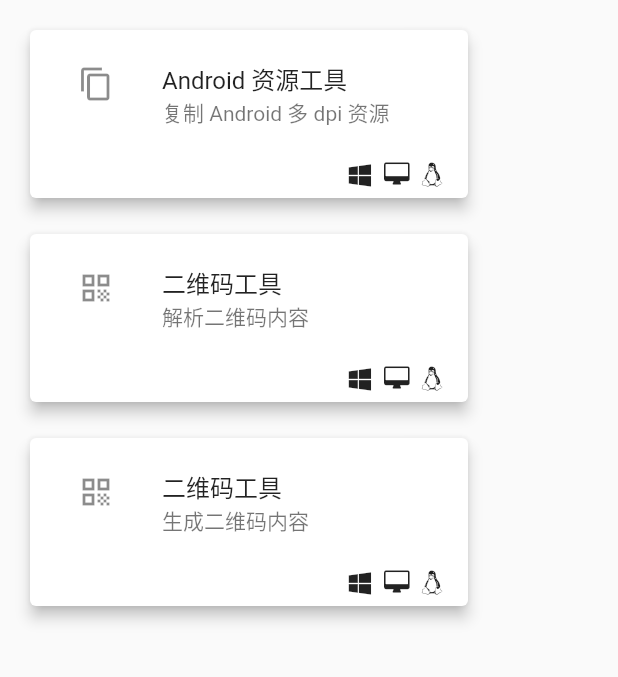
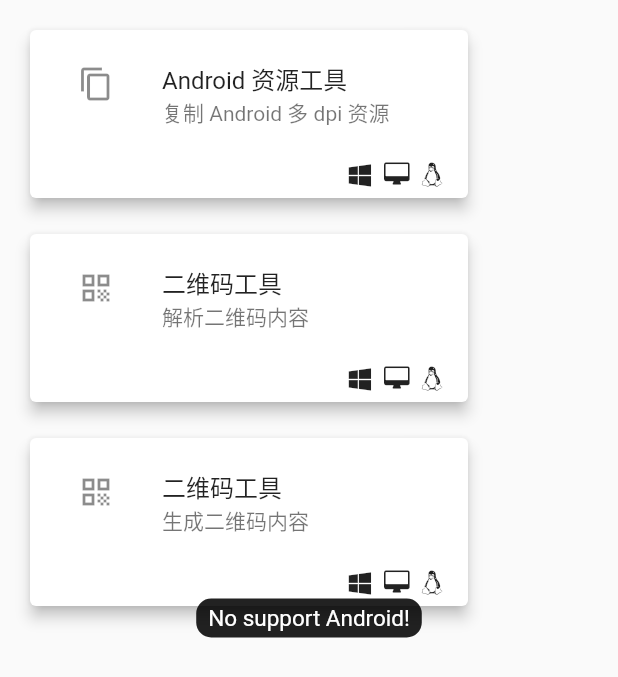
Before and after one commit to JosephusZhou/haha_tools, a Flutter app: the screen it shows after launch, after a tap on "Android 资源工具", on a phone screen of 412 x 824 dp. Shown: the top 677 px of the screen. Run offline on Flutter 3.47's test engine with Material 2 defaults, Android fonts, the phone set to English and light mode, and no system bars; drawn by our look-alikes of oktoast; our stand-ins replace convert; missing offline and left inert: buffer_image, dart_des, pasteboard, zxing_lib.

Commit message:
Add toast lib

```diff
--- a/lib/com/josephuszhou/main.dart
+++ b/lib/com/josephuszhou/main.dart
@@ -1,4 +1,5 @@
 import 'package:flutter/material.dart';
+import 'package:oktoast/oktoast.dart';
 
 import 'page/home_page.dart';
 
@@ -11,12 +12,13 @@ class App extends StatelessWidget {
 
   @override
   Widget build(BuildContext context) {
-    return MaterialApp(
+    return OKToast(
+        child: MaterialApp(
       title: 'Flutter Demo',
       theme: ThemeData(
         primarySwatch: Colors.blue,
       ),
       home: const HomePage(title: 'Home'),
-    );
+    ));
   }
 }
--- a/lib/com/josephuszhou/page/home_page.dart
+++ b/lib/com/josephuszhou/page/home_page.dart
@@ -1,7 +1,9 @@
+import 'package:flutter/foundation.dart';
 import 'package:flutter/material.dart';
 import 'package:haha_tools/com/josephuszhou/page/android_res_page.dart';
 import 'package:haha_tools/com/josephuszhou/page/read_qrcode_page.dart';
 import 'package:haha_tools/com/josephuszhou/util/sys_util.dart';
+import 'package:oktoast/oktoast.dart';
 
 import '../util/font_util.dart';
 import 'generate_qrcode_page.dart';
@@ -63,22 +65,28 @@ class _HomePageState extends State<HomePage> {
       padding: const EdgeInsets.only(left: 16, top: 16),
       child: GestureDetector(
         onTap: () {
+          if (kIsWeb && !supportWeb) {
+            showToast("Not support Web!");
+            return;
+          }
           if (isWindows() && !supportWindows) {
+            showToast("No support Windows!");
             return;
           }
           if (isMacOS() && !supportMac) {
+            showToast("No support MacOS!");
             return;
           }
           if (isLinux() && !supportLinux) {
+            showToast("No support Linux!");
             return;
           }
           if (isAndroid() && !supportAndroid) {
+            showToast("No support Android!");
             return;
           }
           if (isIOS() && !supportIOS) {
-            return;
-          }
-          if (isWeb() && !supportWeb) {
+            showToast("No support iOS!");
             return;
           }
           onTap;
--- a/lib/com/josephuszhou/util/sys_util.dart
+++ b/lib/com/josephuszhou/util/sys_util.dart
@@ -1,7 +1,7 @@
 import 'dart:io';
-import 'package:flutter/foundation.dart' show kIsWeb;
 
 extension Target on Object {
+
   bool isAndroid() {
     return Platform.isAndroid;
   }
@@ -22,7 +22,4 @@ extension Target on Object {
     return Platform.isMacOS;
   }
 
-  bool isWeb() {
-    return kIsWeb;
-  }
 }
--- a/pubspec.yaml
+++ b/pubspec.yaml
@@ -44,6 +44,8 @@ dependencies:
   dart_des: ^1.0.2
 
   convert: ^3.0.1
+
+  oktoast: ^3.2.0
 
 dev_dependencies:
   flutter_test:
```
Also changed, not shown: pubspec.lock.
